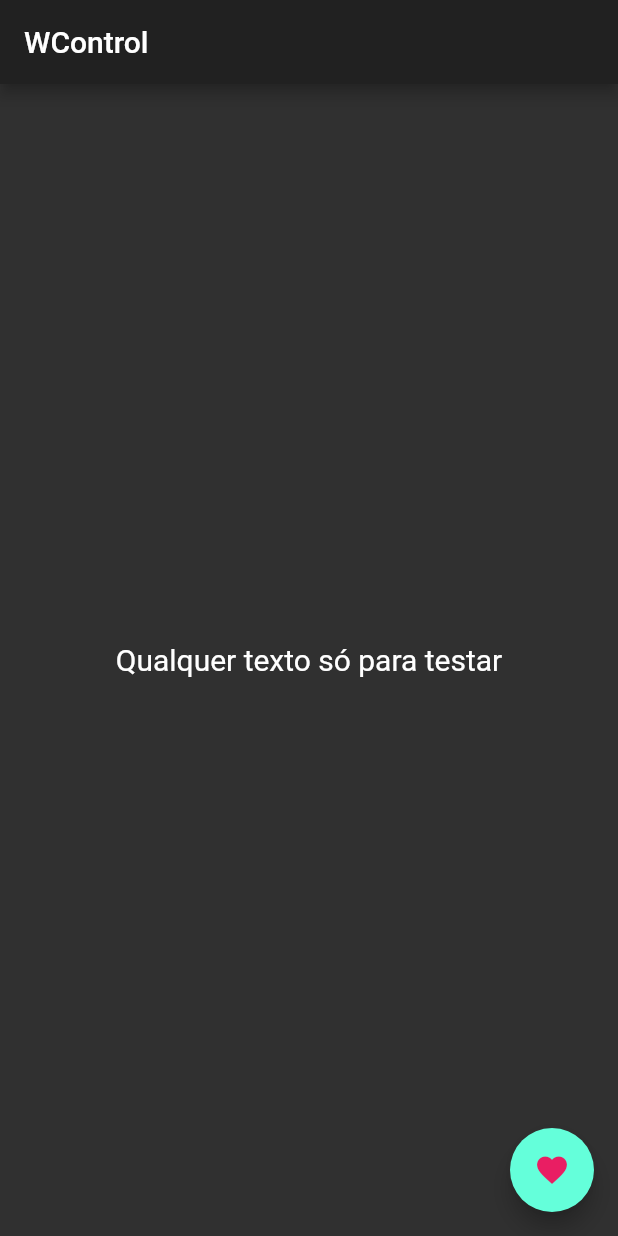
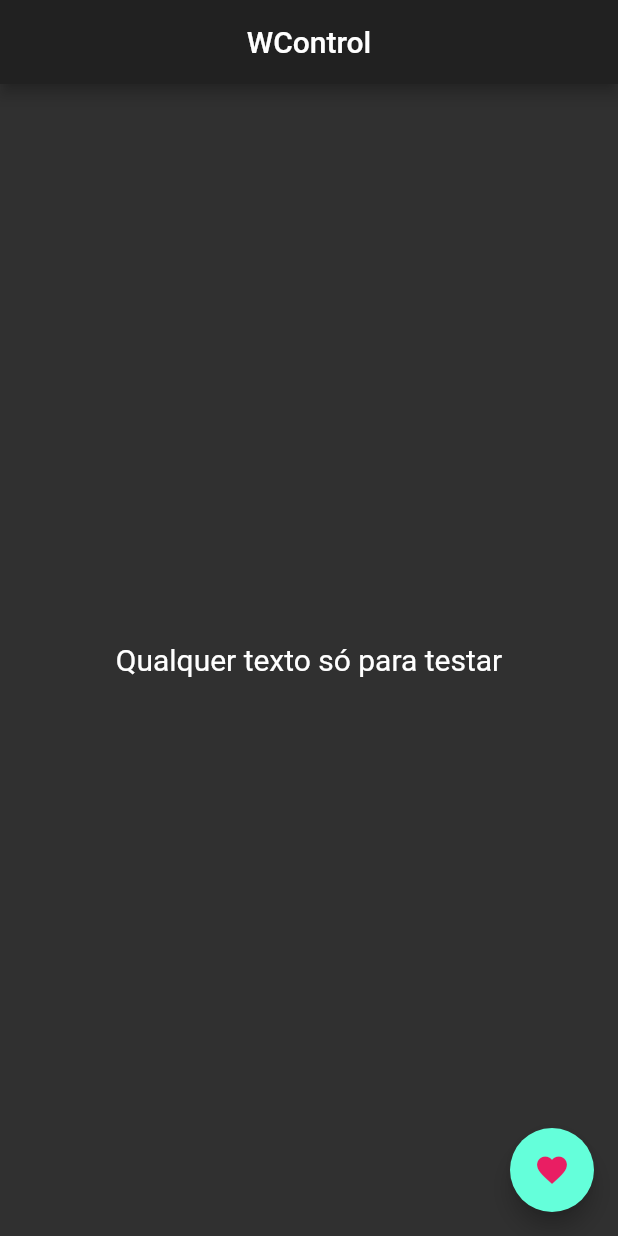
Before and after one commit to joaop-aguiar/Dart_first_app, a Flutter app: the screen it shows after launch, on a phone screen of 412 x 824 dp. Run offline on Flutter 3.47's test engine with Material 2 defaults, Android fonts, the phone set to English and light mode, and no system bars.

Commit message:
Update home_page.dart

```diff
--- a/flutter_1/lib/screens/home_page.dart
+++ b/flutter_1/lib/screens/home_page.dart
@@ -12,7 +12,7 @@ class HomePageState extends State<HomePage> {
   Widget build(BuildContext context) {
     return Scaffold(
       appBar: AppBar(
-        title: Text('WControl'),
+        title: Center(child: Text('WControl')),
       ),
 
 
```
